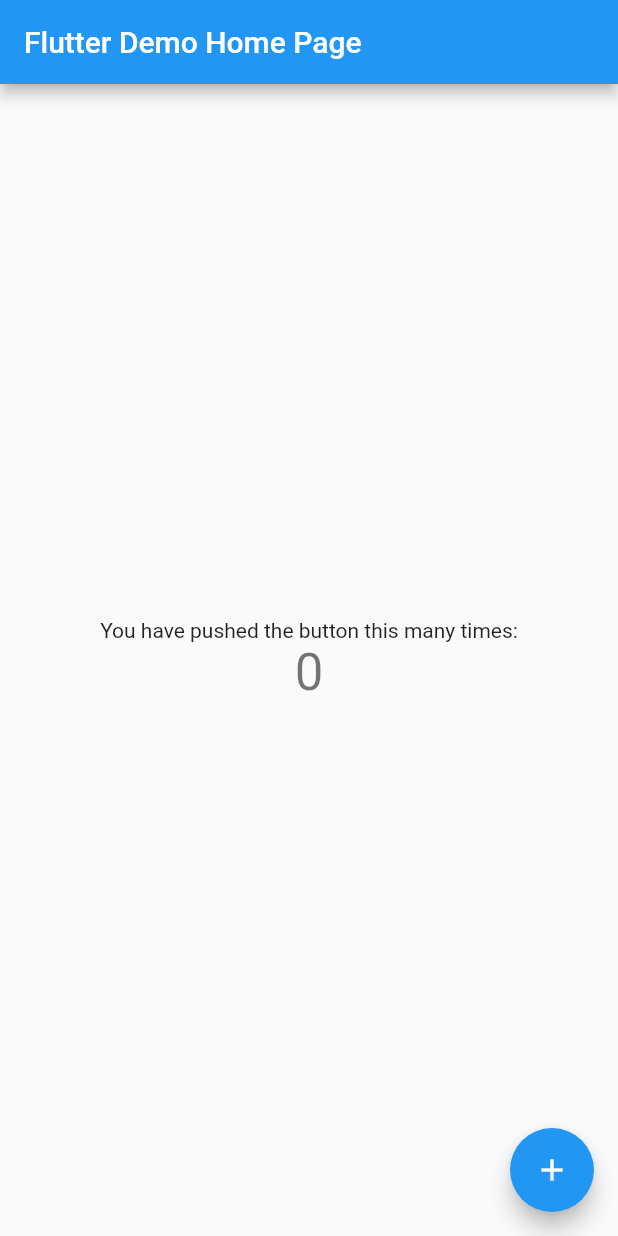
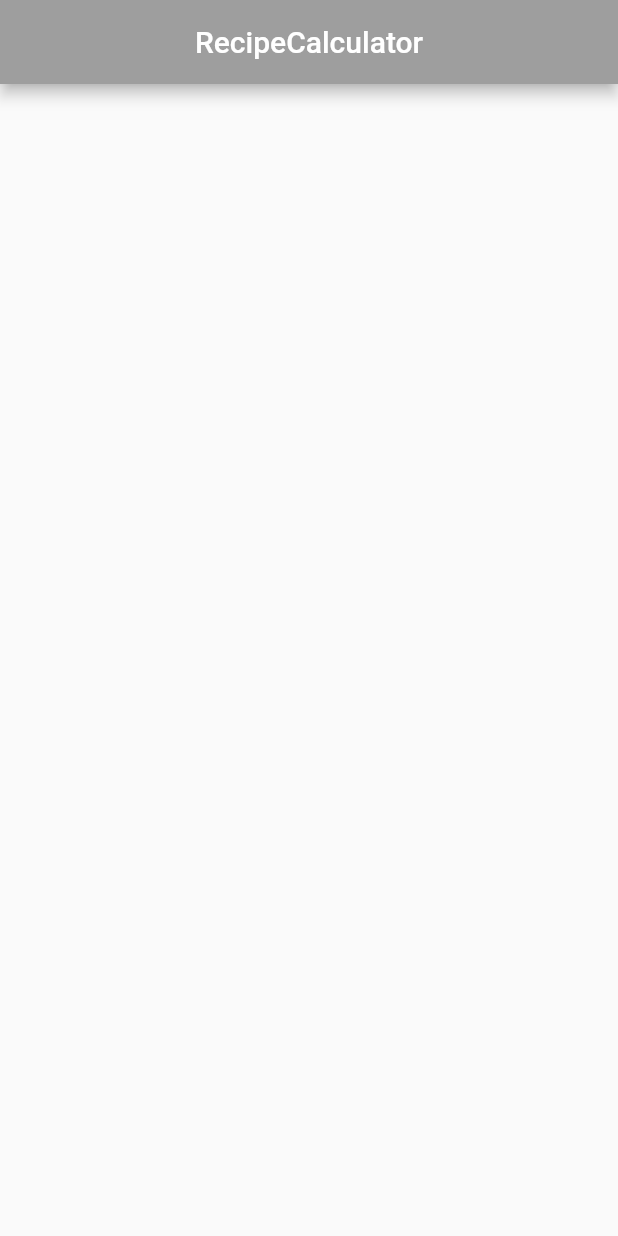
Before and after one commit to asahaya/apprentice_220820, a Flutter app: the screen it shows after launch, on a phone screen of 412 x 824 dp. Run offline on Flutter 3.47's test engine with Material 2 defaults, Android fonts, the phone set to English and light mode, and no system bars.

Commit message:
Styling your app

```diff
--- a/lib/main.dart
+++ b/lib/main.dart
@@ -1,115 +1,52 @@
 import 'package:flutter/material.dart';
 
 void main() {
-  runApp(const MyApp());
+  runApp(const RecipiApp());
 }
 
-class MyApp extends StatelessWidget {
-  const MyApp({Key? key}) : super(key: key);
+class RecipiApp extends StatelessWidget {
+  const RecipiApp({Key? key}) : super(key: key);
 
-  // This widget is the root of your application.
+//1_
   @override
   Widget build(BuildContext context) {
+    //2_ 標準的なThemeData
+    final ThemeData theme = ThemeData();
+    //3_
     return MaterialApp(
-      title: 'Flutter Demo',
-      theme: ThemeData(
-        // This is the theme of your application.
-        //
-        // Try running your application with "flutter run". You'll see the
-        // application has a blue toolbar. Then, without quitting the app, try
-        // changing the primarySwatch below to Colors.green and then invoke
-        // "hot reload" (press "r" in the console where you ran "flutter run",
-        // or simply save your changes to "hot reload" in a Flutter IDE).
-        // Notice that the counter didn't reset back to zero; the application
-        // is not restarted.
-        primarySwatch: Colors.blue,
+      //4_デバイスが判別する名前、UIに表示はされない
+      title: 'Recipe Calculator',
+      //5_テーマをCopyWithして配色を最新のものに置き換える
+      theme: theme.copyWith(
+        colorScheme: theme.colorScheme.copyWith(
+          primary: Colors.grey,
+          secondary: Colors.black,
+        ),
       ),
-      home: const MyHomePage(title: 'Flutter Demo Home Page'),
+      //6_titleを追加してデータを渡す
+      home: const MyHomePage(
+        title: 'RecipeCalculator',
+      ),
     );
   }
 }
 
 class MyHomePage extends StatefulWidget {
+  final String title;
   const MyHomePage({Key? key, required this.title}) : super(key: key);
-
-  // This widget is the home page of your application. It is stateful, meaning
-  // that it has a State object (defined below) that contains fields that affect
-  // how it looks.
-
-  // This class is the configuration for the state. It holds the values (in this
-  // case the title) provided by the parent (in this case the App widget) and
-  // used by the build method of the State. Fields in a Widget subclass are
-  // always marked "final".
-
-  final String title;
 
   @override
   State<MyHomePage> createState() => _MyHomePageState();
 }
 
 class _MyHomePageState extends State<MyHomePage> {
-  int _counter = 0;
-
-  void _incrementCounter() {
-    setState(() {
-      // This call to setState tells the Flutter framework that something has
-      // changed in this State, which causes it to rerun the build method below
-      // so that the display can reflect the updated values. If we changed
-      // _counter without calling setState(), then the build method would not be
-      // called again, and so nothing would appear to happen.
-      _counter++;
-    });
-  }
-
   @override
   Widget build(BuildContext context) {
-    // This method is rerun every time setState is called, for instance as done
-    // by the _incrementCounter method above.
-    //
-    // The Flutter framework has been optimized to make rerunning build methods
-    // fast, so that you can just rebuild anything that needs updating rather
-    // than having to individually change instances of widgets.
     return Scaffold(
       appBar: AppBar(
-        // Here we take the value from the MyHomePage object that was created by
-        // the App.build method, and use it to set our appbar title.
         title: Text(widget.title),
+        centerTitle: true,
       ),
-      body: Center(
-        // Center is a layout widget. It takes a single child and positions it
-        // in the middle of the parent.
-        child: Column(
-          // Column is also a layout widget. It takes a list of children and
-          // arranges them vertically. By default, it sizes itself to fit its
-          // children horizontally, and tries to be as tall as its parent.
-          //
-          // Invoke "debug painting" (press "p" in the console, choose the
-          // "Toggle Debug Paint" action from the Flutter Inspector in Android
-          // Studio, or the "Toggle Debug Paint" command in Visual Studio Code)
-          // to see the wireframe for each widget.
-          //
-          // Column has various properties to control how it sizes itself and
-          // how it positions its children. Here we use mainAxisAlignment to
-          // center the children vertically; the main axis here is the vertical
-          // axis because Columns are vertical (the cross axis would be
-          // horizontal).
-          mainAxisAlignment: MainAxisAlignment.center,
-          children: <Widget>[
-            const Text(
-              'You have pushed the button this many times:',
-            ),
-            Text(
-              '$_counter',
-              style: Theme.of(context).textTheme.headline4,
-            ),
-          ],
-        ),
-      ),
-      floatingActionButton: FloatingActionButton(
-        onPressed: _incrementCounter,
-        tooltip: 'Increment',
-        child: const Icon(Icons.add),
-      ), // This trailing comma makes auto-formatting nicer for build methods.
     );
   }
 }
```
Also changed, not shown: 3 other files.
